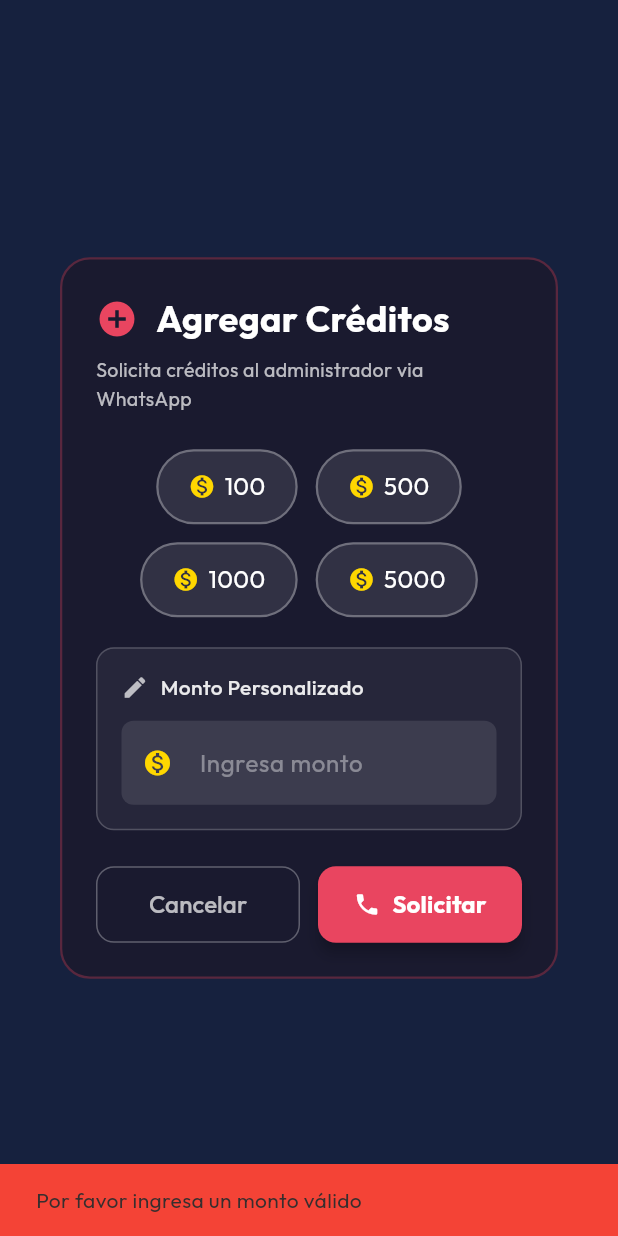
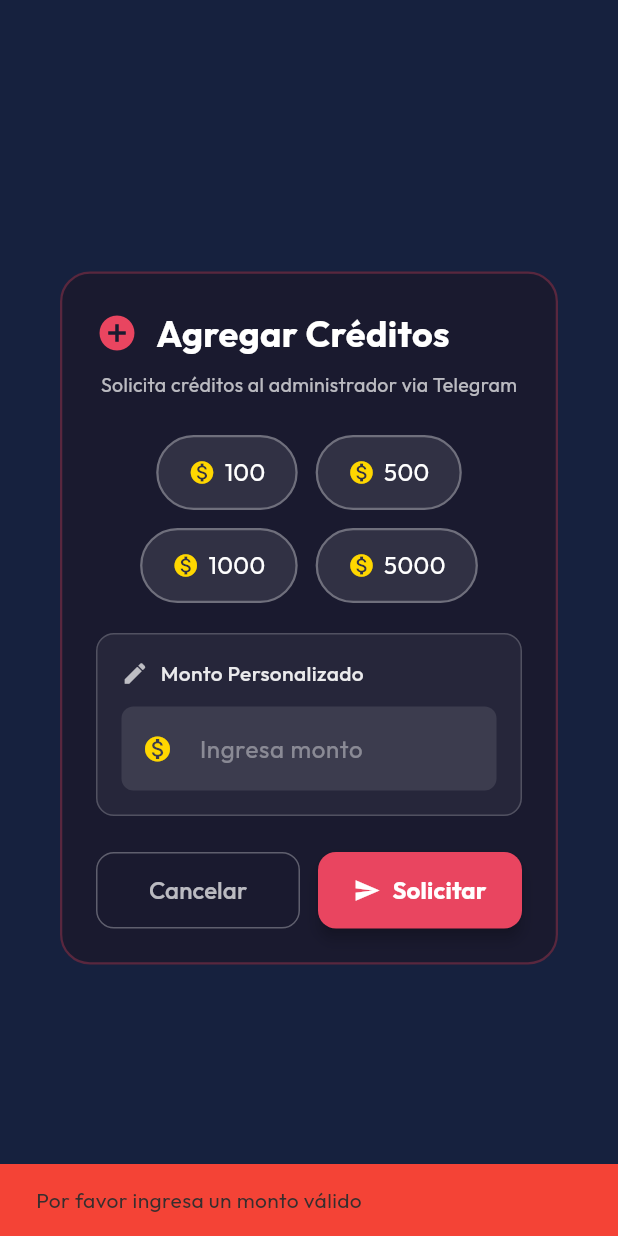
Before and after one commit to ManitosXpress/PokerImperial, a Flutter app: the AddCreditsDialog widget shown alone on an empty page, opened directly, after a tap on "Solicitar", on a phone screen of 412 x 824 dp. Run offline on Flutter 3.47's test engine with Material 3 defaults, Android fonts, the phone set to English and light mode, and no system bars; our stand-ins replace cloud_firestore, cloud_functions, firebase_auth, firebase_core, google_fonts, socket_io_client; accounts and stored records are empty; network calls fail.

Commit message:
fix:poker credit

```diff
--- a/app/lib/widgets/add_credits_dialog.dart
+++ b/app/lib/widgets/add_credits_dialog.dart
@@ -1,10 +1,11 @@
 import 'package:flutter/material.dart';
+import 'package:flutter/services.dart';
 import 'package:provider/provider.dart';
 import 'package:firebase_auth/firebase_auth.dart';
 import 'package:url_launcher/url_launcher.dart';
 import '../providers/language_provider.dart';
 
-/// Dialog para solicitar créditos via WhatsApp
+/// Dialog para solicitar créditos via Telegram
 /// El admin agrega los créditos manualmente en Firebase
 class AddCreditsDialog extends StatefulWidget {
   const AddCreditsDialog({super.key});
@@ -18,8 +19,8 @@ class _AddCreditsDialogState extends State<AddCreditsDialog> {
   double? _selectedAmount;
   bool _isLoading = false;
 
-  // Número de WhatsApp del admin (REEMPLAZA CON TU NÚMERO)
-  static const String adminWhatsApp = '+59165884846'; // Formato: +57XXXXXXXXXX
+  // Bot de Telegram
+  static const String telegramBotUrl = 'http://t.me/AgenteBingobot';
 
   @override
   void dispose() {
@@ -27,7 +28,7 @@ class _AddCreditsDialogState extends State<AddCreditsDialog> {
     super.dispose();
   }
 
-  Future<void> _requestCreditsViaWhatsApp() async {
+  Future<void> _requestCreditsViaTelegram() async {
     final user = FirebaseAuth.instance.currentUser;
     if (user == null) return;
 
@@ -41,7 +42,7 @@ class _AddCreditsDialogState extends State<AddCreditsDialog> {
     setState(() => _isLoading = true);
 
     try {
-      // Crear mensaje de WhatsApp
+      // Crear mensaje
       final message = '''
 🎰 *Solicitud de Créditos - Poker Imperial*
 
@@ -53,13 +54,14 @@ Por favor agregar estos créditos a mi cuenta.
 Gracias!
 ''';
 
-      // URL encode del mensaje
+      // Copiar al portapapeles (como respaldo)
+      await Clipboard.setData(ClipboardData(text: message));
+
+      // Intentar pre-llenar el mensaje
       final encodedMessage = Uri.encodeComponent(message);
+      final telegramUrl = '$telegramBotUrl?text=$encodedMessage';
 
-      // URL de WhatsApp
-      final whatsappUrl = 'https://wa.me/$adminWhatsApp?text=$encodedMessage';
-
-      final uri = Uri.parse(whatsappUrl);
+      final uri = Uri.parse(telegramUrl);
 
       if (await canLaunchUrl(uri)) {
         await launchUrl(uri, mode: LaunchMode.externalApplication);
@@ -68,14 +70,14 @@ Gracias!
           Navigator.of(context).pop();
           ScaffoldMessenger.of(context).showSnackBar(
             const SnackBar(
-              content: Text('Solicitud enviada. El admin agregará tus créditos pronto.'),
+              content: Text('Solicitud copiada. Pégala en el chat de Telegram.'),
               backgroundColor: Colors.green,
-              duration: Duration(seconds: 3),
+              duration: Duration(seconds: 4),
             ),
           );
         }
       } else {
-        _showError('No se pudo abrir WhatsApp. Verifica que esté instalado');
+        _showError('No se pudo abrir Telegram.');
       }
     } catch (e) {
       _showError('Error: ${e.toString()}');
@@ -132,8 +134,8 @@ Gracias!
             const SizedBox(height: 8),
             Text(
               isSpanish
-                ? 'Solicita créditos al administrador via WhatsApp'
-                : 'Request credits from admin via WhatsApp',
+                ? 'Solicita créditos al administrador via Telegram'
+                : 'Request credits from admin via Telegram',
               style: TextStyle(
                 fontSize: 13,
                 color: Colors.white.withOpacity(0.7),
@@ -281,7 +283,7 @@ Gracias!
                 // Request button (WhatsApp)
                 Expanded(
                   child: ElevatedButton(
-                    onPressed: _isLoading ? null : _requestCreditsViaWhatsApp,
+                    onPressed: _isLoading ? null : _requestCreditsViaTelegram,
                     style: ElevatedButton.styleFrom(
                       backgroundColor: const Color(0xFFe94560),
                       foregroundColor: Colors.white,
@@ -303,7 +305,7 @@ Gracias!
                         : Row(
                             mainAxisAlignment: MainAxisAlignment.center,
                             children: [
-                              const Icon(Icons.phone, size: 18),
+                              const Icon(Icons.send, size: 18),
                               const SizedBox(width: 8),
                               Text(
                                 isSpanish ? 'Solicitar' : 'Request',
```
Also changed, not shown: 1 other file.
